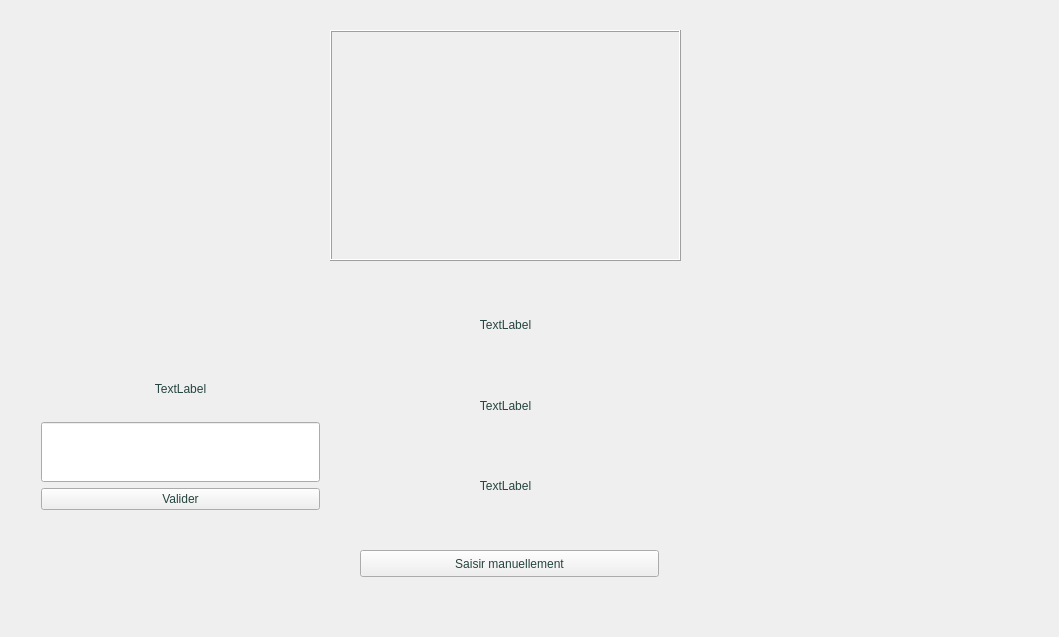
Above: surirobot/core/gui/mainwindow.ui from suricats/surirobot-client-ng before the change. Below: the same form after it.
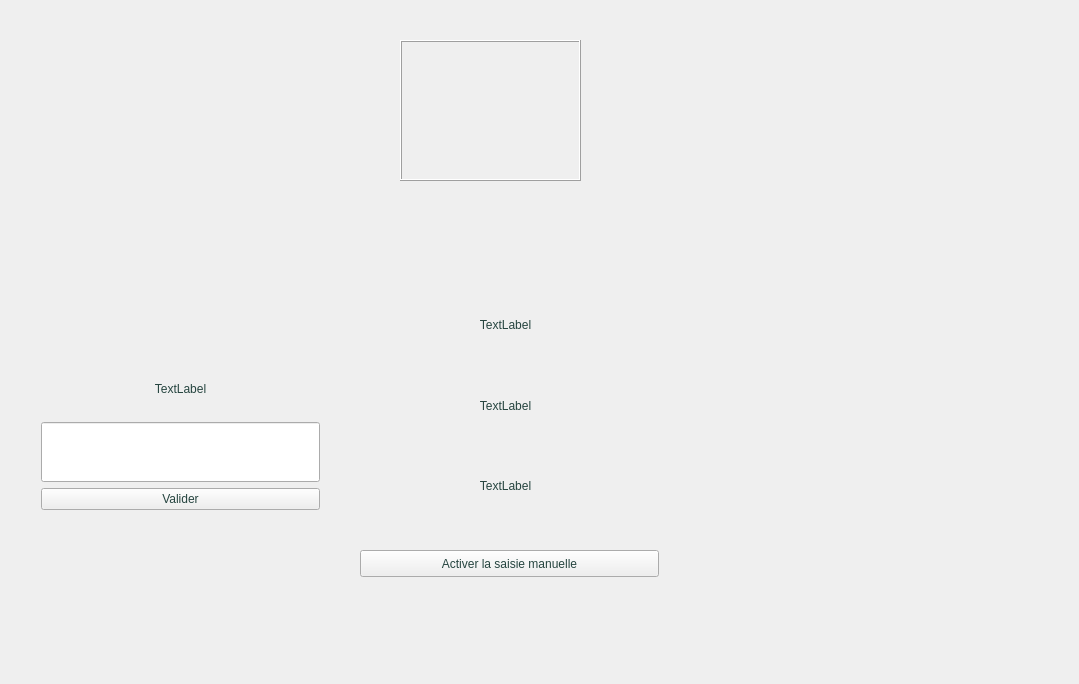
That is the form after the change.

Diff of the .ui file:
```diff
--- a/surirobot/core/gui/mainwindow.ui
+++ b/surirobot/core/gui/mainwindow.ui
@@ -6,8 +6,8 @@
    <rect>
     <x>0</x>
     <y>0</y>
-    <width>1059</width>
-    <height>637</height>
+    <width>1079</width>
+    <height>684</height>
    </rect>
   </property>
   <property name="palette">
@@ -243,25 +243,6 @@
      </item>
     </layout>
    </widget>
-   <widget class="QLabel" name="image">
-    <property name="geometry">
-     <rect>
-      <x>330</x>
-      <y>30</y>
-      <width>351</width>
-      <height>231</height>
-     </rect>
-    </property>
-    <property name="frameShape">
-     <enum>QFrame::Box</enum>
-    </property>
-    <property name="frameShadow">
-     <enum>QFrame::Raised</enum>
-    </property>
-    <property name="text">
-     <string/>
-    </property>
-   </widget>
    <widget class="QWidget" name="verticalLayoutWidget_2">
     <property name="geometry">
      <rect>
@@ -327,9 +308,38 @@
      </rect>
     </property>
     <property name="text">
-     <string>Saisir manuellement</string>
+     <string>Activer la saisie manuelle</string>
     </property>
    </widget>
+   <widget class="QWidget" name="imageWidget" native="true">
+    <property name="geometry">
+     <rect>
+      <x>380</x>
+      <y>20</y>
+      <width>261</width>
+      <height>231</height>
+     </rect>
+    </property>
+    <widget class="QLabel" name="image">
+     <property name="geometry">
+      <rect>
+       <x>20</x>
+       <y>20</y>
+       <width>181</width>
+       <height>141</height>
+      </rect>
+     </property>
+     <property name="frameShape">
+      <enum>QFrame::Box</enum>
+     </property>
+     <property name="frameShadow">
+      <enum>QFrame::Raised</enum>
+     </property>
+     <property name="text">
+      <string/>
+     </property>
+    </widget>
+   </widget>
   </widget>
  </widget>
  <layoutdefault spacing="6" margin="11"/>
```
Left out of the diff: 2 changed lines with no effect on the pictures.
